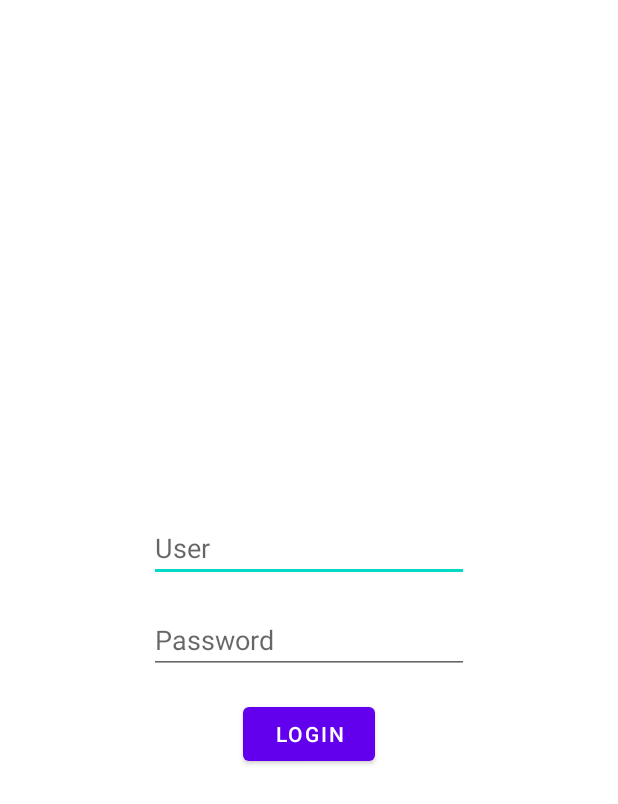
After one commit to SHNacho/NPI, an Android app: the LoginActivity screen opened directly, with no data from a screen before it, on a phone screen of 412 x 824 dp. The commit adds this screen. Shown: the top 804 px of the screen. Run offline under Robolectric (Android 15) with nearby library versions, the phone set to English and light mode, and no system bars.

Commit message:
Login hecho

```diff
--- a/app/src/main/AndroidManifest.xml
+++ b/app/src/main/AndroidManifest.xml
@@ -1,11 +1,12 @@
 <?xml version="1.0" encoding="utf-8"?>
 <manifest xmlns:android="http://schemas.android.com/apk/res/android"
-    package="com.example.npi" >
+    package="com.example.npi">
 
     <uses-permission android:name="android.permission.CAMERA" />
 
     <uses-feature android:name="android.hardware.camera" />
     <uses-feature android:name="android.hardware.camera.autofocus" />
+
     <uses-permission android:name="android.permission.NFC" />
 
     <application
@@ -14,7 +15,10 @@
         android:label="@string/app_name"
         android:roundIcon="@mipmap/ic_launcher_round"
         android:supportsRtl="true"
-        android:theme="@style/Theme.NPI" >
+        android:theme="@style/Theme.NPI">
+        <activity
+            android:name=".MainActivity"
+            android:exported="false" />
         <activity
             android:name=".NFCActivity"
             android:exported="true" />
@@ -31,13 +35,16 @@
             android:name=".ScannerActivity"
             android:exported="false" />
         <activity
-            android:name=".MainActivity"
-            android:exported="true" >
+            android:name=".LoginActivity"
+            android:exported="true">
             <intent-filter>
                 <action android:name="android.intent.action.MAIN" />
                 <action android:name="android.nfc.action.NDEF_DISCOVERED" />
+
                 <category android:name="android.intent.category.DEFAULT" />
+
                 <data android:mimeType="text/plain" />
+
                 <category android:name="android.intent.category.LAUNCHER" />
             </intent-filter>
         </activity>
--- /dev/null
+++ b/app/src/main/java/com/example/npi/LoginActivity.java
@@ -0,0 +1,40 @@
+package com.example.npi;
+
+import androidx.appcompat.app.AppCompatActivity;
+
+import android.content.Intent;
+import android.os.Bundle;
+import android.view.View;
+import android.widget.Button;
+import android.widget.EditText;
+
+public class LoginActivity extends AppCompatActivity {
+
+    EditText username_et;
+    EditText password_et;
+    Button login_btn;
+    static String user;
+
+    @Override
+    protected void onCreate(Bundle savedInstanceState) {
+        super.onCreate(savedInstanceState);
+        setContentView(R.layout.activity_login);
+
+        username_et = findViewById(R.id.userName);
+        password_et = findViewById(R.id.password);
+        login_btn = findViewById(R.id.loginBtn);
+
+        login_btn.setOnClickListener(new View.OnClickListener() {
+            public void onClick(View v) {
+                user = username_et.getText().toString();
+
+                openMain(v);
+            }
+        });
+    }
+
+    public void openMain(View view){
+        Intent intent = new Intent(this, MainActivity.class);
+        startActivity(intent);
+    }
+}
--- a/app/src/main/java/com/example/npi/NFCActivity.java
+++ b/app/src/main/java/com/example/npi/NFCActivity.java
@@ -30,7 +30,7 @@ public class NFCActivity extends AppCompatActivity {
     public static final String Exito_Escritura = "Se ha pasado lista correctamente.";
     public static final String Error_Escritura = "Error en la escritura. Prueba de nuevo";
 
-    String usuario = "77146828K";
+    String usuario = LoginActivity.user;
 
     NfcAdapter nfcAdapter;
     PendingIntent pendingIntent;
--- /dev/null
+++ b/app/src/main/res/layout/activity_login.xml
@@ -0,0 +1,44 @@
+<?xml version="1.0" encoding="utf-8"?>
+<androidx.constraintlayout.widget.ConstraintLayout xmlns:android="http://schemas.android.com/apk/res/android"
+    xmlns:app="http://schemas.android.com/apk/res-auto"
+    xmlns:tools="http://schemas.android.com/tools"
+    android:layout_width="match_parent"
+    android:layout_height="match_parent"
+    tools:context=".LoginActivity">
+
+    <EditText
+        android:id="@+id/userName"
+        style="@style/Widget.AppCompat.EditText"
+        android:layout_width="wrap_content"
+        android:layout_height="wrap_content"
+        android:ems="10"
+        android:hint="User"
+        android:inputType="textPersonName"
+        app:layout_constraintBottom_toBottomOf="parent"
+        app:layout_constraintEnd_toEndOf="parent"
+        app:layout_constraintStart_toStartOf="parent"
+        app:layout_constraintTop_toTopOf="parent"
+        app:layout_constraintVertical_bias="0.44" />
+
+    <EditText
+        android:id="@+id/password"
+        android:layout_width="wrap_content"
+        android:layout_height="wrap_content"
+        android:layout_marginTop="16dp"
+        android:ems="10"
+        android:hint="Password"
+        android:inputType="textPassword"
+        app:layout_constraintEnd_toEndOf="parent"
+        app:layout_constraintStart_toStartOf="parent"
+        app:layout_constraintTop_toBottomOf="@+id/userName" />
+
+    <Button
+        android:id="@+id/loginBtn"
+        android:layout_width="wrap_content"
+        android:layout_height="wrap_content"
+        android:layout_marginTop="16dp"
+        android:text="LogIn"
+        app:layout_constraintEnd_toEndOf="parent"
+        app:layout_constraintStart_toStartOf="parent"
+        app:layout_constraintTop_toBottomOf="@+id/password" />
+</androidx.constraintlayout.widget.ConstraintLayout>
```
